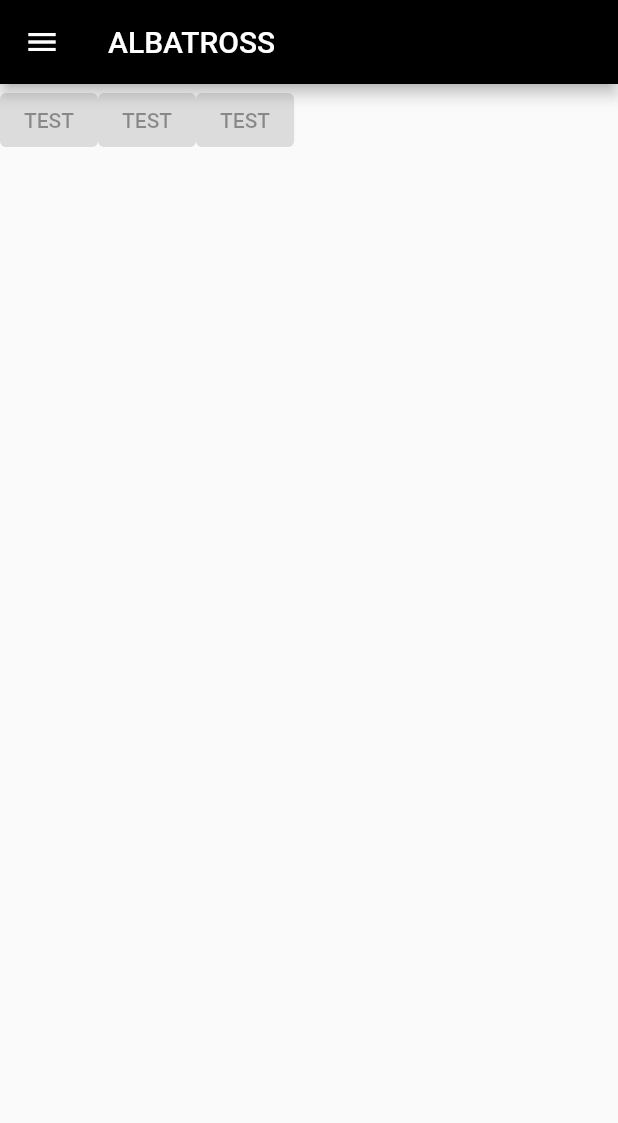
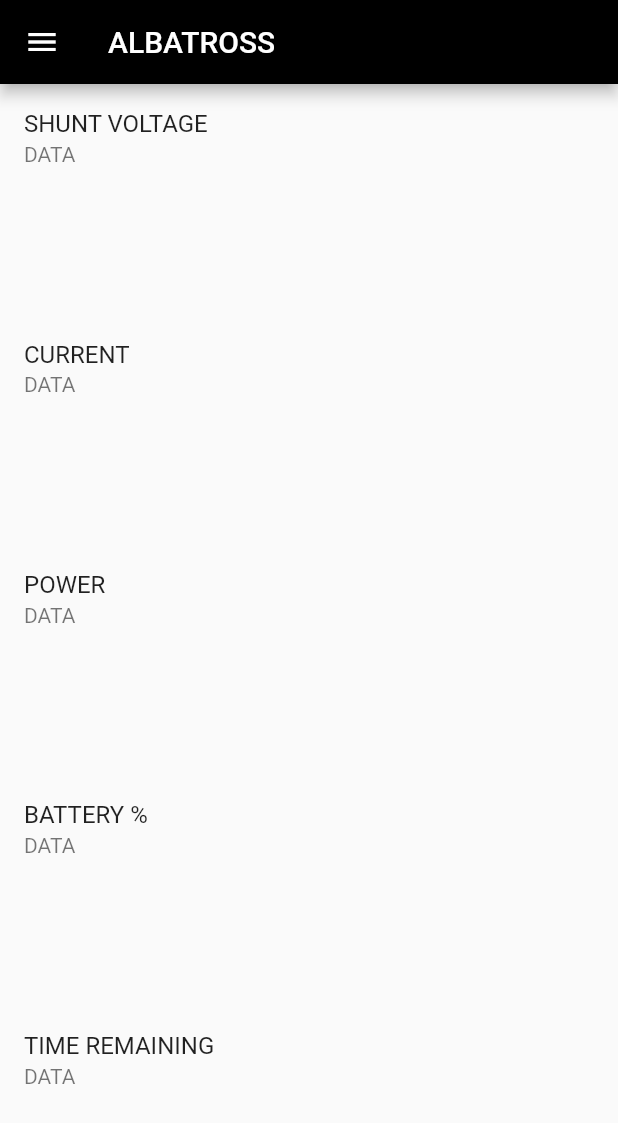
Before and after one commit to dunkaru/alba_gui3, a Flutter app: the screen it shows after launch, after a tap on "POWER", on a phone screen of 412 x 824 dp. Shown: the top 1123 px of the screen. Run offline on Flutter 3.47's test engine with Material 2 defaults, Android fonts, the phone set to English and light mode, and no system bars; our stand-ins replace feather_icons.

Commit message:
working on power page

```diff
--- a/lib/pages/dashboard.dart
+++ b/lib/pages/dashboard.dart
@@ -65,16 +65,7 @@ class _DashboardState extends State<Dashboard> {
           ],
         ),
       ),
-      body: LayoutBuilder(
-        builder: (context, constraints) {
-          const crossAxisCount = 2;
-
-          final gridViewHeight = (constraints.maxWidth / crossAxisCount);
-
-          final double heightWithoutGridVIew =
-              constraints.maxHeight - gridViewHeight;
-
-          return Column(
+      body: Column(
         children: [
           AspectRatio(
             aspectRatio: 4,
@@ -188,8 +179,6 @@ class _DashboardState extends State<Dashboard> {
             ),
           )
         ],
-          );
-        },
       ),
     );
   }
--- a/lib/pages/power.dart
+++ b/lib/pages/power.dart
@@ -67,35 +67,42 @@ class _POWERState extends State<POWER> {
       ),
       body: Row(
         children: <Widget>[
-          Column(
-            children: [
-              Container(
-                child: ElevatedButton(
-                  child: Text('TEST'),
-                  onPressed: (null),
+          Expanded(
+            flex: 1,
+            child: Column(
+              children: const [
+                Expanded(
+                  child: ListTile(
+                    title: Text('SHUNT VOLTAGE'),
+                    subtitle: Text('DATA'),
+                  ),
                 ),
-              )
-            ],
-          ),
-          Column(
-            children: [
-              Container(
-                child: ElevatedButton(
-                  child: Text('TEST'),
-                  onPressed: (null),
+                Expanded(
+                  child: ListTile(
+                    title: Text('CURRENT'),
+                    subtitle: Text('DATA'),
+                  ),
                 ),
-              )
-            ],
-          ),
-          Column(
-            children: [
-              Container(
-                child: ElevatedButton(
-                  child: Text('TEST'),
-                  onPressed: (null),
+                Expanded(
+                  child: ListTile(
+                    title: Text('POWER'),
+                    subtitle: Text('DATA'),
+                  ),
                 ),
-              )
-            ],
+                Expanded(
+                  child: ListTile(
+                    title: Text('BATTERY %'),
+                    subtitle: Text('DATA'),
+                  ),
+                ),
+                Expanded(
+                  child: ListTile(
+                    title: Text('TIME REMAINING'),
+                    subtitle: Text('DATA'),
+                  ),
+                ),
+              ],
+            ),
           ),
         ],
       ),
--- a/pubspec.yaml
+++ b/pubspec.yaml
@@ -61,6 +61,7 @@ flutter:
   uses-material-design: true
   assets:
    - assets/images/placeholder.jpg
+   - assets/data.json
 
 
   # To add assets to your application, add an assets section, like this:
```
Also changed, not shown: lib/pages/gps.dart (+12 -13 lines). Lines whose indentation alone changed are shown as unchanged.
